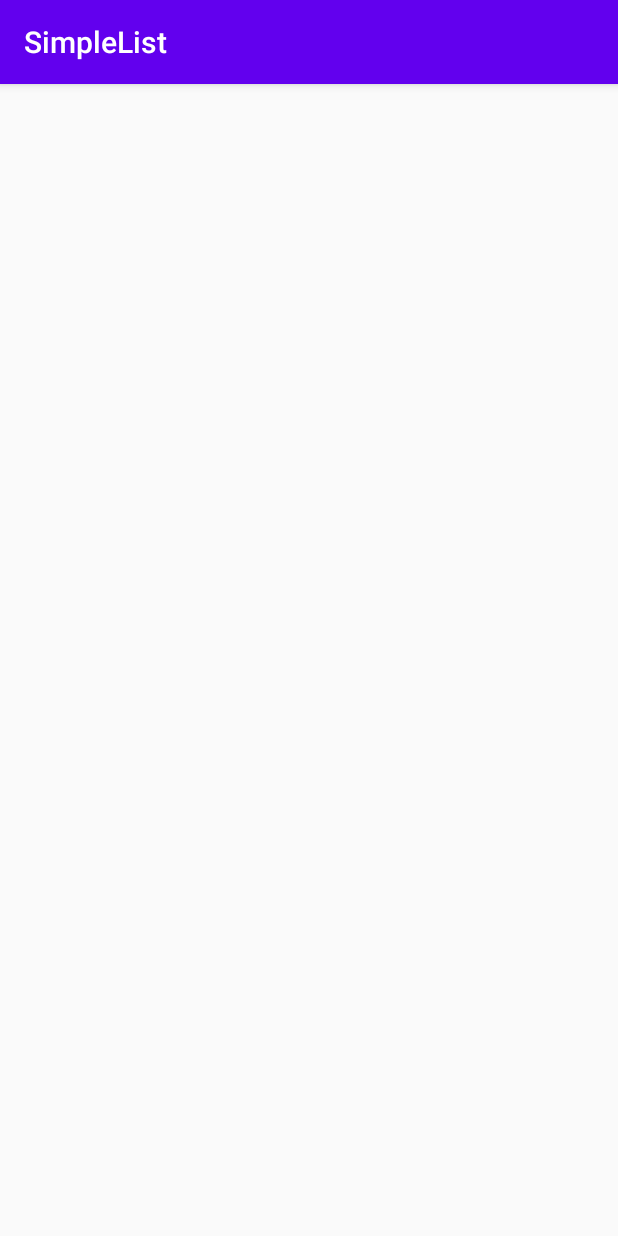
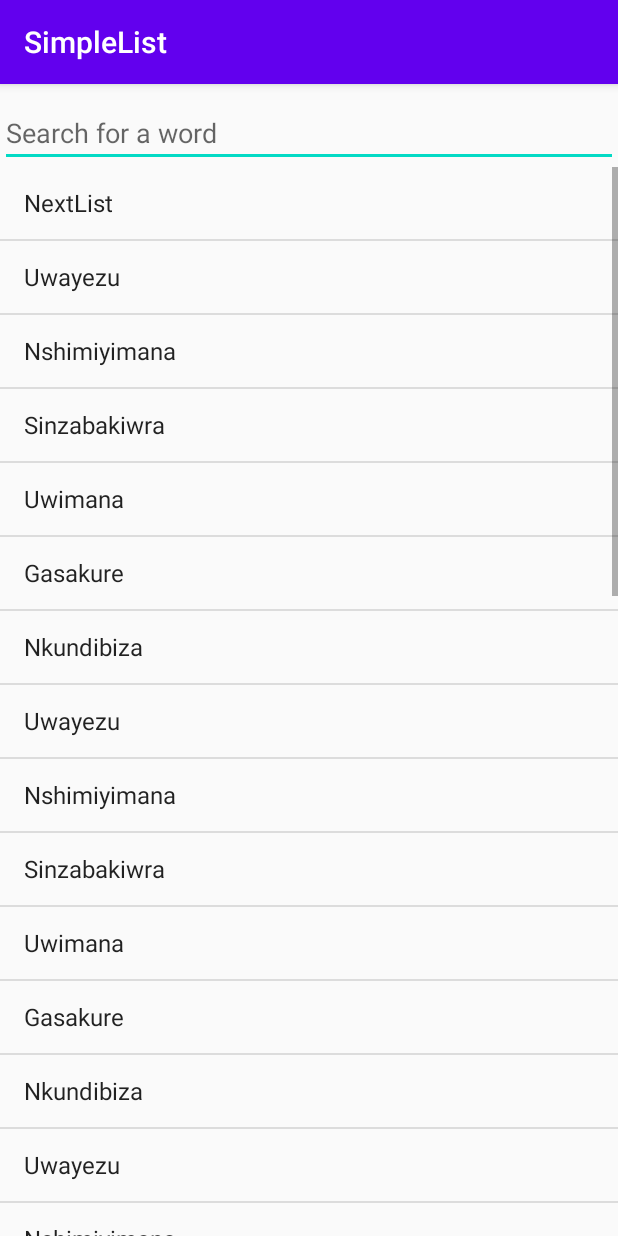
Before and after one commit to NKUNDIBIZA/ListViews, an Android app: the SimpleListWithSearchFilter screen opened directly, with no data from a screen before it, on a phone screen of 412 x 824 dp. Run offline under Robolectric (Android 15) with nearby library versions, the phone set to English and light mode, and no system bars.

Commit message:
Created and implented a list which has a search capability

```diff
--- a/app/src/main/java/com/cyogere/simplelist/MainActivity.java
+++ b/app/src/main/java/com/cyogere/simplelist/MainActivity.java
@@ -1,7 +1,6 @@
 package com.cyogere.simplelist;
 
 import androidx.appcompat.app.AppCompatActivity;
-
 import android.content.Intent;
 import android.os.Bundle;
 import android.util.Log;
@@ -75,7 +74,7 @@ public class MainActivity extends AppCompatActivity {
 
                     Toast.makeText(getApplicationContext(), "Started a new activity", Toast.LENGTH_LONG).show();
 
-                    Intent intent = new Intent(getApplicationContext(), SimpleListLayout.class);
+                    Intent intent = new Intent(getApplicationContext(), SimpleListWithSearchFilter.class);
                     startActivity(intent);
                 } else {
 
--- a/app/src/main/java/com/cyogere/simplelist/SimpleListWithSearchFilter.java
+++ b/app/src/main/java/com/cyogere/simplelist/SimpleListWithSearchFilter.java
@@ -1,14 +1,107 @@
 package com.cyogere.simplelist;
 
 import androidx.appcompat.app.AppCompatActivity;
-
+import android.content.Intent;
 import android.os.Bundle;
+import android.text.Editable;
+import android.text.TextWatcher;
+import android.view.View;
+import android.widget.AdapterView;
+import android.widget.ArrayAdapter;
+import android.widget.EditText;
+import android.widget.ListView;
+import android.widget.Toast;
+import java.util.ArrayList;
+import java.util.List;
 
 public class SimpleListWithSearchFilter extends AppCompatActivity {
+
+    private ArrayAdapter listAdapter;
 
     @Override
     protected void onCreate(Bundle savedInstanceState) {
         super.onCreate(savedInstanceState);
         setContentView(R.layout.activity_simple_list_with_search_filter);
+
+        final ListView listView = findViewById(R.id.searchFilterListView);
+        EditText searchEditText =  findViewById(R.id.searchEditText);
+        List<String> namesList = new ArrayList<>();  // or ArrayList<String> namesList = new ArrayList<>();
+        namesList.add("NextList");
+        namesList.add("Uwayezu");
+        namesList.add("Nshimiyimana");
+        namesList.add("Sinzabakiwra");
+        namesList.add("Uwimana");
+        namesList.add("Gasakure");
+        namesList.add("Nkundibiza");
+        namesList.add("Uwayezu");
+        namesList.add("Nshimiyimana");
+        namesList.add("Sinzabakiwra");
+        namesList.add("Uwimana");
+        namesList.add("Gasakure");
+        namesList.add("Nkundibiza");
+        namesList.add("Uwayezu");
+        namesList.add("Nshimiyimana");
+        namesList.add("Sinzabakiwra");
+        namesList.add("Uwimana");
+        namesList.add("Gasakure");
+        namesList.add("Nkundibiza");
+        namesList.add("Uwayezu");
+        namesList.add("Nshimiyimana");
+        namesList.add("Sinzabakiwra");
+        namesList.add("Uwimana");
+        namesList.add("Gasakure");
+        namesList.add("Nkundibiza");
+        namesList.add("Uwayezu");
+        namesList.add("Nshimiyimana");
+        namesList.add("Sinzabakiwra");
+        namesList.add("Uwimana");
+        namesList.add("Gasakure");
+        namesList.add("Nkundibiza");
+        namesList.add("Uwayezu");
+        namesList.add("Nshimiyimana");
+        namesList.add("Sinzabakiwra");
+        namesList.add("Uwimana");
+        namesList.add("Gasakure");
+
+        // Array adapter
+        listAdapter = new ArrayAdapter(this, android.R.layout.simple_list_item_1, namesList);
+        listView.setAdapter(listAdapter);
+
+        //On first item click, go to the next activity
+        listView.setOnItemClickListener(new AdapterView.OnItemClickListener(){
+            @Override
+            public void onItemClick(AdapterView<?> parent, View view, int position, long id) {
+                String i = (String) listView.getItemAtPosition(position);
+
+                if(i.equals("NextList")) {
+
+                    Toast.makeText(getApplicationContext(), "Started a new activity", Toast.LENGTH_LONG).show();
+
+                    Intent intent = new Intent(getApplicationContext(), SimpleListLayout.class);
+                    startActivity(intent);
+                } else {
+
+                    Toast.makeText(getApplicationContext(), i, Toast.LENGTH_LONG).show();
+                }
+            }
+        });
+
+        searchEditText.addTextChangedListener(new TextWatcher() {
+            @Override
+            public void beforeTextChanged(CharSequence s, int start, int count, int after) {
+
+            }
+
+            @Override
+            public void onTextChanged(CharSequence charSequence, int start, int before, int count) {
+                (SimpleListWithSearchFilter.this).listAdapter.getFilter().filter(charSequence);
+            }
+
+            @Override
+            public void afterTextChanged(Editable s) {
+
+            }
+        });
+
     }
 }
--- a/app/src/main/res/layout/activity_simple_list_with_search_filter.xml
+++ b/app/src/main/res/layout/activity_simple_list_with_search_filter.xml
@@ -1,9 +1,23 @@
 <?xml version="1.0" encoding="utf-8"?>
-<androidx.constraintlayout.widget.ConstraintLayout xmlns:android="http://schemas.android.com/apk/res/android"
+<LinearLayout
+    xmlns:android="http://schemas.android.com/apk/res/android"
     xmlns:app="http://schemas.android.com/apk/res-auto"
     xmlns:tools="http://schemas.android.com/tools"
     android:layout_width="match_parent"
     android:layout_height="match_parent"
-    tools:context=".SimpleListWithSearchFilter">
+    tools:context=".SimpleListWithSearchFilter"
+    android:orientation="vertical">
 
-</androidx.constraintlayout.widget.ConstraintLayout>
+    <EditText
+        android:id="@+id/searchEditText"
+        android:layout_width="match_parent"
+        android:layout_height="wrap_content"
+        android:hint="Search for a word"
+        android:layout_marginTop="10dp"/>
+
+    <ListView
+        android:id="@+id/searchFilterListView"
+        android:layout_width="match_parent"
+        android:layout_height="match_parent"/>
+
+</LinearLayout>
```
